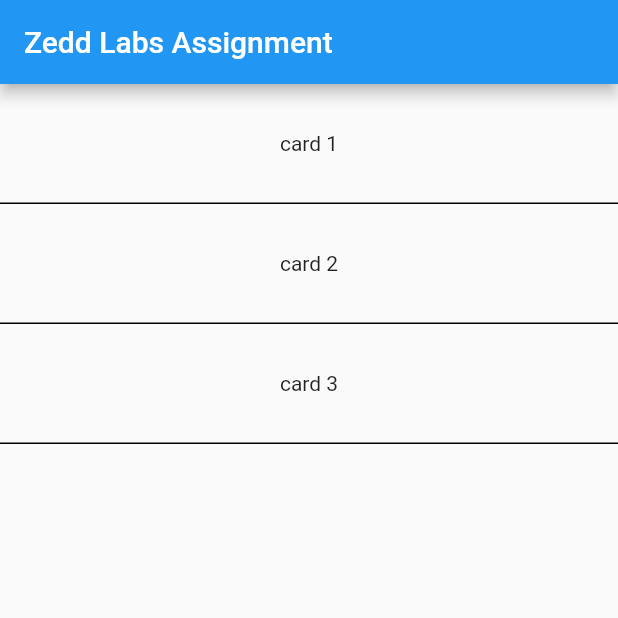
After one commit to SouvikChoudhury360/ZeddLabs, a Flutter app: the screen it shows after launch, on a phone screen of 412 x 824 dp, the top half of it. The commit adds this screen. Run offline on Flutter 3.47's test engine with Material 2 defaults, Android fonts, the light colour scheme and no system bars.

Commit message:
reloading added

```diff
--- a/lib/main.dart
+++ b/lib/main.dart
@@ -1,5 +1,5 @@
 import 'package:flutter/material.dart';
-import 'package:flutter/rendering.dart';
+import './screens/home_page.dart';
 
 void main() {
   runApp(const MyApp());
@@ -16,77 +16,19 @@ class MyApp extends StatefulWidget {
   }
 }
 
-final List<String> cardData = ['card 1', 'card 2', 'card 3'];
-List<String> cardDataChangeable = cardData;
-
 class MyAppState extends State<MyApp> {
   @override
   Widget build(BuildContext context) {
     const title = 'Zedd Labs Assignment';
     return MaterialApp(
+      debugShowCheckedModeBanner: false,
       title: title,
       theme: ThemeData(
         primarySwatch: Colors.blue,
       ),
       home: Builder(
-        builder: (context) => Scaffold(
-          appBar: AppBar(
-            title: const Text(title),
-          ),
-          body: ListView(children: cardDataChangeable.map(_buildItem).toList()),
-        ),
-      ),
-    );
-  }
-
-  Widget _buildItem(String data) {
-    return TestProxy(
-      key: ValueKey(data),
-      child: GestureDetector(
-        onPanUpdate: (details) {
-          if (details.delta.dx > 0) {
-            setState(() {
-              if (cardDataChangeable.length == 1) {
-                cardDataChangeable.remove(data);
-                cardDataChangeable = cardData;
-                super.reassemble();
-              } else {
-                cardDataChangeable.remove(data);
-              }
-            });
-          } else {
-            setState(() {
-              cardDataChangeable.remove(data);
-              cardDataChangeable.insert(0, data);
-            });
-          }
-        },
-        child: Container(
-          height: 80.0,
-          padding: const EdgeInsets.all(16.0),
-          decoration: const BoxDecoration(
-            border: Border(bottom: BorderSide()),
-          ),
-          child: Center(
-            child: Text(data),
-          ),
-        ),
+        builder: (context) => const HomePage(),
       ),
     );
   }
 }
-
-class TestProxy extends SingleChildRenderObjectWidget {
-  TestProxy({Key? key, Widget? child}) : super(key: key, child: child);
-
-  @override
-  RenderObject createRenderObject(BuildContext context) {
-    print('createRenderObject $key');
-    return RenderProxyBox();
-  }
-
-  @override
-  void updateRenderObject(BuildContext context, RenderObject renderObject) {
-    print('updateRenderObject $key');
-  }
-}
--- /dev/null
+++ b/lib/screens/home_page.dart
@@ -0,0 +1,76 @@
+import 'package:flutter/material.dart';
+import 'package:flutter/rendering.dart';
+
+class HomePage extends StatefulWidget {
+  const HomePage({Key? key}) : super(key: key);
+
+  @override
+  _HomePageState createState() => _HomePageState();
+}
+
+final cardData = <String>['card 1', 'card 2', 'card 3'];
+var cardDataChangeable = <String>['card 1', 'card 2', 'card 3'];
+
+class _HomePageState extends State<HomePage> {
+  @override
+  Widget build(BuildContext context) {
+    const title = 'Zedd Labs Assignment';
+    return Scaffold(
+        appBar: AppBar(
+          title: const Text(title),
+        ),
+        body: ListView(children: cardDataChangeable.map(_buildItem).toList()));
+  }
+
+  Widget _buildItem(String data) {
+    return TestProxy(
+      key: ValueKey(data),
+      child: GestureDetector(
+        onPanUpdate: (details) {
+          if (details.delta.dx > 0) {
+            if (cardDataChangeable.length == 1) {
+              setState(() {
+                cardDataChangeable.addAll(cardData);
+                cardDataChangeable.removeAt(0);
+              });
+            } else {
+              setState(() {
+                cardDataChangeable.remove(data);
+              });
+            }
+          } else {
+            setState(() {
+              cardDataChangeable.remove(data);
+              cardDataChangeable.insert(0, data);
+            });
+          }
+        },
+        child: Container(
+          height: 80.0,
+          padding: const EdgeInsets.all(16.0),
+          decoration: const BoxDecoration(
+            border: Border(bottom: BorderSide()),
+          ),
+          child: Center(
+            child: Text(data),
+          ),
+        ),
+      ),
+    );
+  }
+}
+
+class TestProxy extends SingleChildRenderObjectWidget {
+  TestProxy({Key? key, Widget? child}) : super(key: key, child: child);
+
+  @override
+  RenderObject createRenderObject(BuildContext context) {
+    print('createRenderObject $key');
+    return RenderProxyBox();
+  }
+
+  @override
+  void updateRenderObject(BuildContext context, RenderObject renderObject) {
+    print('updateRenderObject $key');
+  }
+}
```
